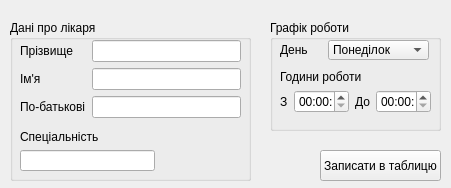
First picture: the form in adddoctor.ui, repository Shadowfank/ClinicRegistry, before the edit.
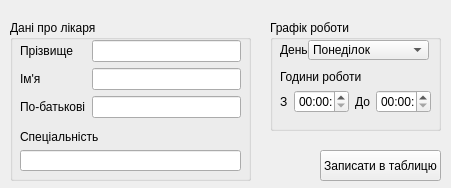
Second picture: the form after the edit.

The edit to the form file:
```diff
--- a/adddoctor.ui
+++ b/adddoctor.ui
@@ -103,9 +103,9 @@
    <widget class="QComboBox" name="day_">
     <property name="geometry">
      <rect>
-      <x>58</x>
+      <x>38</x>
       <y>20</y>
-      <width>101</width>
+      <width>121</width>
       <height>20</height>
      </rect>
     </property>
@@ -205,7 +205,7 @@
      <rect>
       <x>10</x>
       <y>110</y>
-      <width>135</width>
+      <width>221</width>
       <height>41</height>
      </rect>
     </property>
```
Left out of the diff: 10 changed lines with no effect on the pictures.
